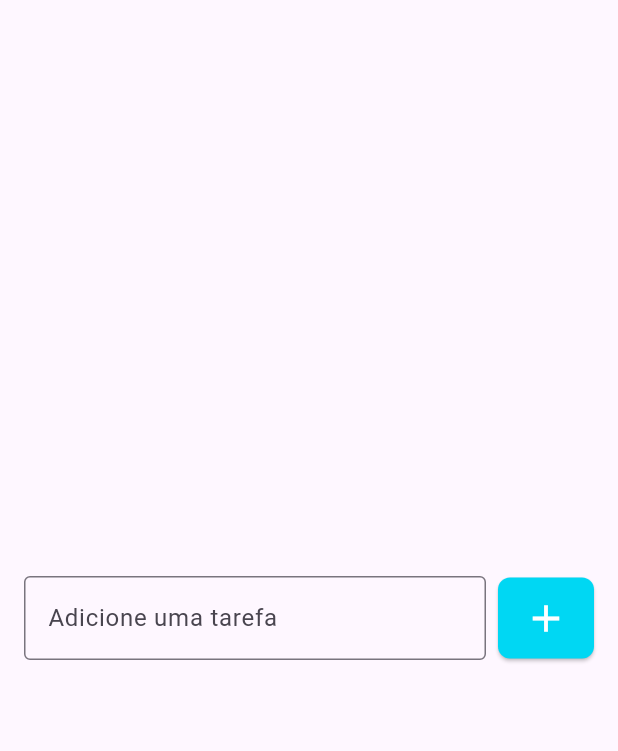
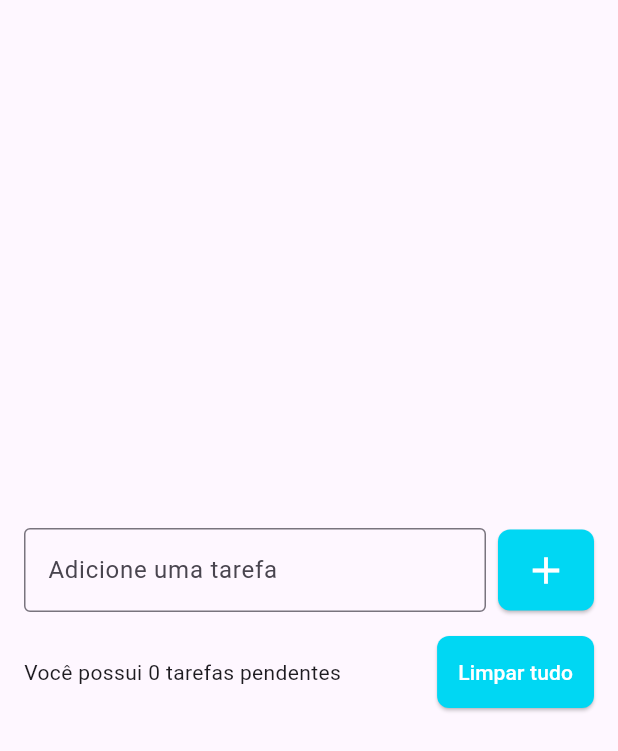
Before and after one commit to silviofrancoms10/todo_list, a Flutter app: the screen it shows after launch, on a phone screen of 412 x 824 dp. Shown: the top 751 px of the screen. Run offline on Flutter 3.47's test engine with Material 3 defaults, Android fonts, the phone set to English and light mode, and no system bars.

Commit message:
Adicionando Coluna para colocar outra row na tela, separando espaços entre elas com o SizedBox

```diff
--- a/lib/pages/todo_list_page.dart
+++ b/lib/pages/todo_list_page.dart
@@ -13,7 +13,10 @@ class TodoListPage extends StatelessWidget {
       body: Center(
         child: Padding(
           padding: const EdgeInsets.symmetric(horizontal: 16),
-          child: Row(
+          child: Column(
+            mainAxisSize: MainAxisSize.min,
+            children: [
+              Row(
                 children: [
                   Expanded(
                     child: TextField(
@@ -48,6 +51,32 @@ class TodoListPage extends StatelessWidget {
                   )
                 ],
               ),
+              SizedBox(height: 16,),
+              Row(
+                children: [
+                  Expanded(
+                    child: Text(
+                      "Você possui 0 tarefas pendentes",
+                    ),
+                  ),
+                  SizedBox(
+                    width: 8,
+                  ),
+                  ElevatedButton(
+                    onPressed: () {},
+                    child: Text("Limpar tudo"),
+                    style: ElevatedButton.styleFrom(
+                      shape: RoundedRectangleBorder(
+                          borderRadius: BorderRadius.circular(8)),
+                      backgroundColor: Color(0xff00d7f3),
+                      foregroundColor: Colors.white,
+                      padding: EdgeInsets.all(14),
+                    ),
+                  ),
+                ],
+              ),
+            ],
+          ),
         ),
       ),
     );
```
Lines whose indentation alone changed are shown as unchanged.
